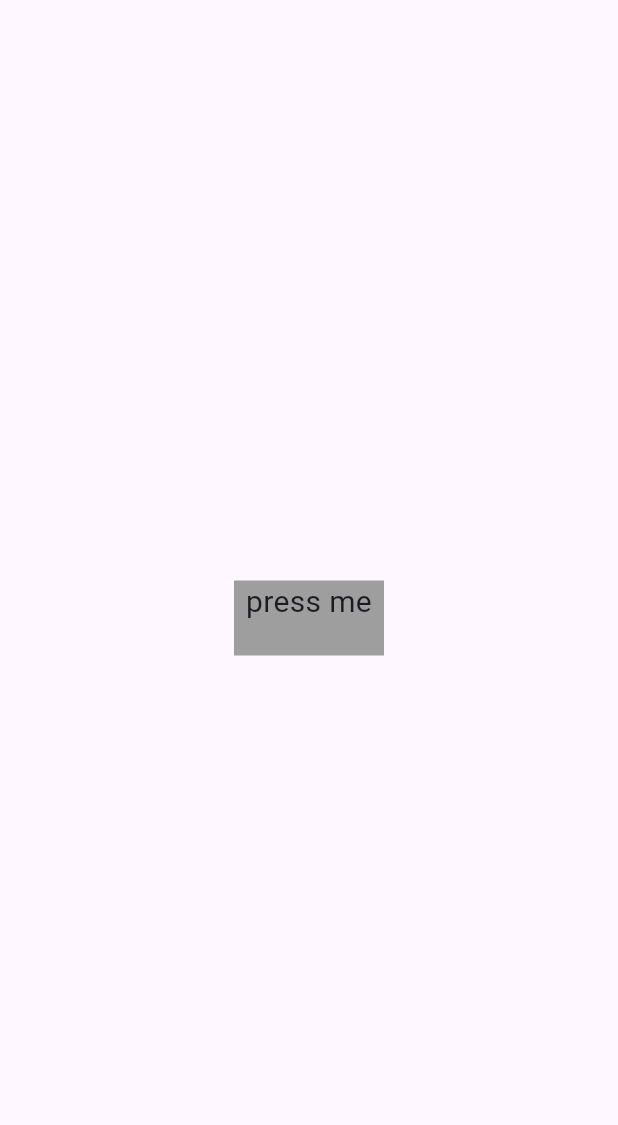
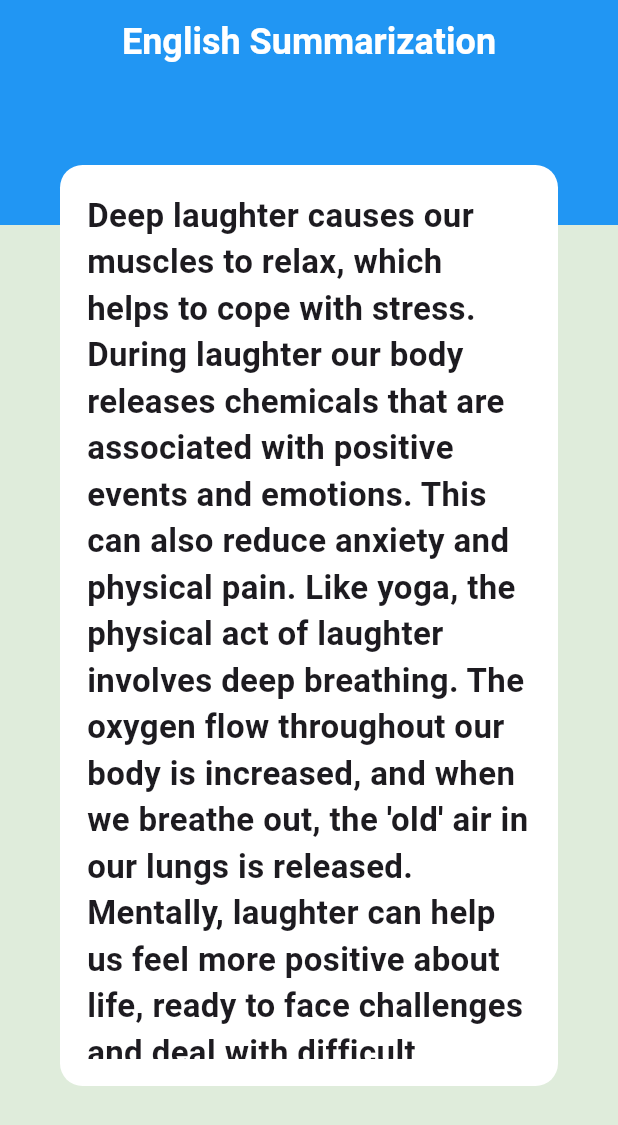
Before and after one commit to ZakariaEysa/Summarize-and-translation-app, a Flutter app: the screen it shows after launch, on a phone screen of 412 x 824 dp. Shown: the top 1125 px of the screen. Run offline on Flutter 3.47's test engine with Material 3 defaults, Android fonts, the phone set to English and light mode, and no system bars; our stand-ins replace file_picker.

Commit message:
Finished the English & Arabic Summarization#Ahmed_Sayed

```diff
--- a/lib/main.dart
+++ b/lib/main.dart
@@ -1,5 +1,7 @@
 
 import 'package:flutter/material.dart';
+import 'package:summarize_and_translation_app/summaries/arabic_text_screen.dart';
+import 'package:summarize_and_translation_app/summaries/english_text_screen.dart';
 import 'package:summarize_and_translation_app/testt.dart';
 
 void main() {
@@ -25,6 +27,13 @@ class _MyAppState extends State<MyApp> {
   // This widget is the root of your application.
   @override
   Widget build(BuildContext context) {
-    return const MaterialApp(home: Scaffold(body: test()));
+    return  MaterialApp(
+      debugShowCheckedModeBanner: false,
+        routes: {
+          EnglishTextScreen.routeName : (context) => const EnglishTextScreen(),
+          ArabicTextScreen.routeName : (context) => const ArabicTextScreen(),
+        },
+        initialRoute: EnglishTextScreen.routeName ,
+    );
   }
 }
--- /dev/null
+++ b/lib/summaries/english_text_screen.dart
@@ -0,0 +1,47 @@
+import 'package:flutter/material.dart';
+
+class EnglishTextScreen extends StatelessWidget {
+  static const String routeName = "EnglishTextScreen";
+  const EnglishTextScreen({super.key});
+
+  @override
+  Widget build(BuildContext context) {
+    return Scaffold(
+      backgroundColor: const Color(0xffDFECDB),
+      body: Stack(
+        alignment: Alignment.topCenter,
+        children: [
+          Column(
+            children: [
+              AppBar(
+                title: const Text("English Summarization",style: TextStyle(fontSize: 24,fontWeight: FontWeight.bold,color: Colors.white),),
+                backgroundColor: Colors.blue,
+                centerTitle: true,
+                flexibleSpace: const SizedBox(
+                  height: 150,
+                ),
+
+              )
+            ],
+          ),
+          Container(
+            height: MediaQuery.of(context).size.height * 0.75,
+            width: MediaQuery.of(context).size.width,
+            padding: const EdgeInsets.all(18),
+            margin: const EdgeInsets.only(
+                top: 110, left: 40, right: 40, bottom: 100),
+            decoration: BoxDecoration(
+                color: Colors.white, borderRadius: BorderRadius.circular(15)),
+            child: const SingleChildScrollView(
+              child: Text("""Deep laughter causes our muscles to relax, which helps to cope with stress. During laughter our body releases chemicals that are associated with positive events and emotions. This can also reduce anxiety and physical pain. Like yoga, the physical act of laughter involves deep breathing. The oxygen flow throughout our body is increased, and when we breathe out, the 'old' air in our lungs is released. Mentally, laughter can help us feel more positive about life, ready to face challenges and deal with difficult situations more calmly. There are many free videos on different social media platforms with Dr Kataria but – warn your housemates or family members – "
+                  "you will probably laugh loudly and keep laughing!Some people think that deep laughter can help with the recovery from serious illness. Norman Cousins, a famous 20th-century writer, certainly believed this. In his late forties and following an extremely stressful time in his professional life, Cousins was diagnosed with a serious illness. He moved with difficulty, he was in constant pain and he was told he had a limited time to live.
+    However, Cousins thought that if stress or negative emotions had caused his illness, then maybe positive emotions could help him get better – and daily laughter became part of this approach. For months, from his sickbed, Cousins watched comedy films that made him laugh out loud. He became convinced that ten minutes of deep 'belly' laughter resulted in two hours of painless sleep, so decided to stop taking powerful painkillers and sleeping pills. Instead, he used laughter and high doses of Vitamin C to help his recovery. Amazingly, within six months he was up and about, and within two years back at work.
+
+    Whatever the case, if laughter helps us to cope with stress and makes us feel positive about life – then let's keep doing it!""",style: TextStyle(fontSize: 22,fontWeight: FontWeight.w600),),
+            ),
+          )
+        ],
+      ),
+    );
+  }
+}
```
Also changed, not shown: lib/summaries/arabic_text_screen.dart (added, +48 -0 lines).
